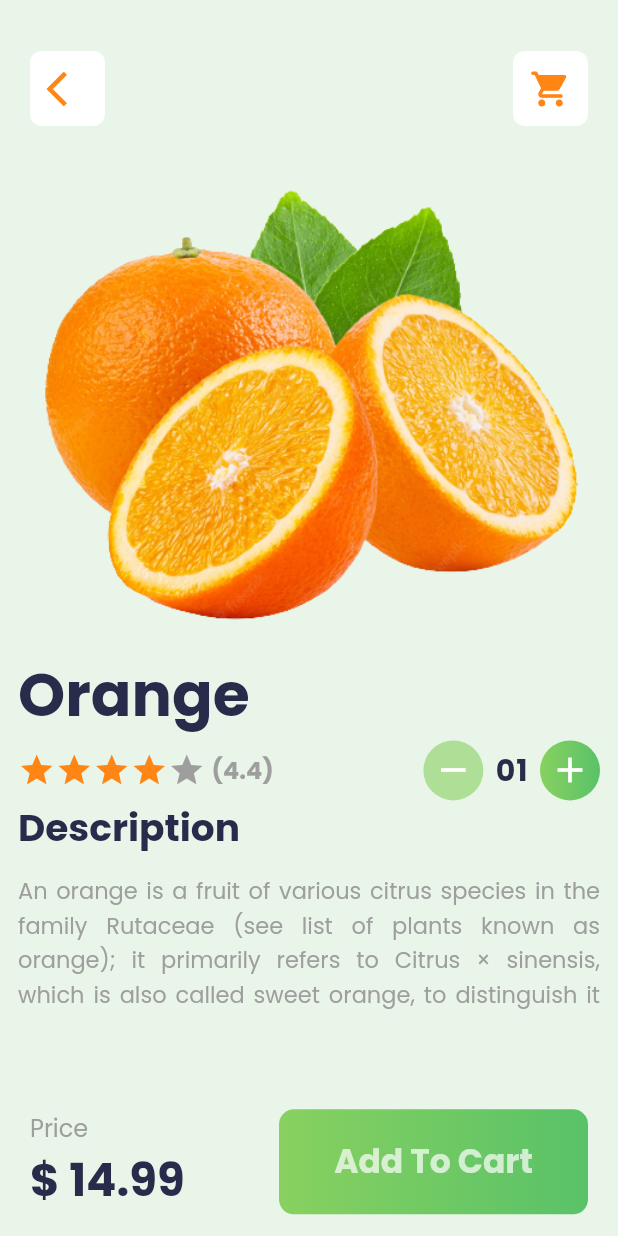
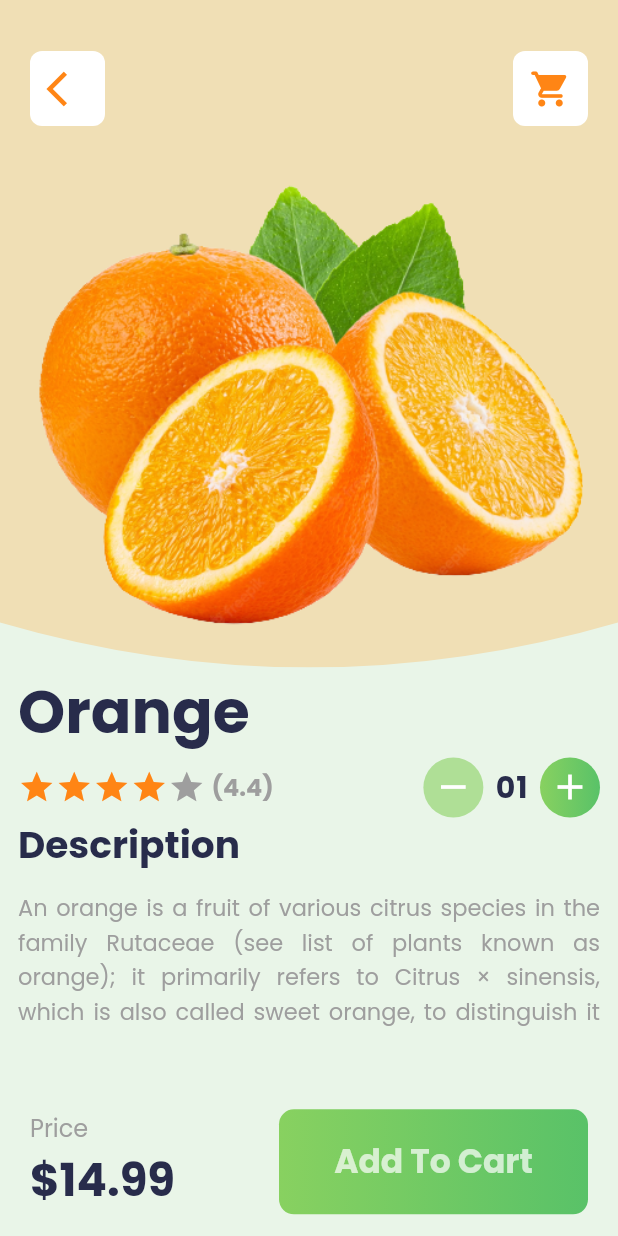
Before and after one commit to mscsapan/Flutter-Daily-Shopping-App, a Flutter app: the HomeScreen screen opened directly, after a tap on "Orange", on a phone screen of 412 x 824 dp. Run offline on Flutter 3.47's test engine with Material 2 defaults, Android fonts, the phone set to English and light mode, and no system bars; our stand-ins replace bloc, equatable, google_fonts, hive, hive_flutter; accounts and stored records are empty.

Commit message:
design completed

```diff
--- a/lib/main.dart
+++ b/lib/main.dart
@@ -1,8 +1,6 @@
-import 'package:daily_shopping/src/screens/home_screen.dart';
+import 'package:daily_shopping/src/screens/welcome_screen.dart';
 import 'package:flutter/material.dart';
 import 'package:hive_flutter/hive_flutter.dart';
-
-import 'src/screens/welcome_screen.dart';
 
 void main() {
   Hive.initFlutter();
@@ -10,7 +8,7 @@ void main() {
   await Hive.openBox(ProductDatabase().boxName);*/
   runApp(
     const MaterialApp(
-      home: HomeScreen(),
+      home: WelcomeScreen(),
       debugShowCheckedModeBanner: false,
     ),
   );
--- a/lib/src/screens/detail_screen.dart
+++ b/lib/src/screens/detail_screen.dart
@@ -1,5 +1,7 @@
 import 'package:daily_shopping/src/constants/constants.dart';
 import 'package:daily_shopping/src/models/product_model.dart';
+import 'package:daily_shopping/src/views/custom_clipper.dart';
+import 'package:daily_shopping/src/views/heading_text.dart';
 import 'package:flutter/material.dart';
 import 'package:google_fonts/google_fonts.dart';
 
@@ -47,23 +49,29 @@ class DetailScreen extends StatelessWidget {
     final _size = MediaQuery.of(context).size;
     return Scaffold(
       backgroundColor: backgroundOnboard,
-      body: Padding(
-        padding: const EdgeInsets.symmetric(horizontal: 12.0),
-        child: SizedBox(
+      body: SizedBox(
         height: _size.height,
         width: _size.width,
         child: Column(
           crossAxisAlignment: CrossAxisAlignment.start,
           children: [
+            ClipPath(
+              clipper: DetailImageClipper(),
+              child: Container(
+                height: _size.height * 0.54,
+                width: _size.width,
+                color: product.color!.withOpacity(0.3),
+                child: Column(
+                  children: [
                     const SizedBox(height: 14.0),
                     Padding(
-                padding:
-                    const EdgeInsets.symmetric(horizontal: 8.0, vertical: 20.0),
+                      padding: const EdgeInsets.symmetric(
+                          horizontal: 20.0, vertical: 20.0),
                       child: Row(
                         mainAxisAlignment: MainAxisAlignment.spaceBetween,
                         children: [
-                    iconContainer(
-                        Icons.arrow_back_ios, () => Navigator.pop(context)),
+                          iconContainer(Icons.arrow_back_ios,
+                              () => Navigator.pop(context)),
                           iconContainer(Icons.shopping_cart_rounded),
                         ],
                       ),
@@ -85,14 +93,16 @@ class DetailScreen extends StatelessWidget {
                         ),
                       ),
                     ),
-              Text(
-                product.name!,
-                style: GoogleFonts.poppins(
-                  fontSize: 40.0,
-                  color: darkblue,
-                  fontWeight: FontWeight.bold,
+                  ],
                 ),
               ),
+            ),
+            Container(
+              padding: const EdgeInsets.symmetric(horizontal: 12.0),
+              child: Column(
+                crossAxisAlignment: CrossAxisAlignment.start,
+                children: [
+                  HeadingText(headingText: '${product.name}', textSize: 40.0),
                   Row(
                     mainAxisAlignment: MainAxisAlignment.spaceBetween,
                     children: [
@@ -126,7 +136,7 @@ class DetailScreen extends StatelessWidget {
                           Container(
                             margin: const EdgeInsets.symmetric(horizontal: 8.0),
                             child: Text(
-                          '01'.padLeft(2, '0'),
+                              '1'.padLeft(2, '0'),
                               style: GoogleFonts.poppins(
                                 fontSize: 20.0,
                                 color: darkblue,
@@ -140,14 +150,7 @@ class DetailScreen extends StatelessWidget {
                       ),
                     ],
                   ),
-              Text(
-                'Description',
-                style: GoogleFonts.poppins(
-                  fontSize: 25.0,
-                  color: darkblue,
-                  fontWeight: FontWeight.bold,
-                ),
-              ),
+                  const HeadingText(headingText: 'Description', textSize: 25.0),
                   const SizedBox(height: 12.0),
                   Text(
                     product.description!,
@@ -160,6 +163,8 @@ class DetailScreen extends StatelessWidget {
                   ),
                 ],
               ),
+            )
+          ],
         ),
       ),
       bottomNavigationBar: Container(
@@ -179,14 +184,7 @@ class DetailScreen extends StatelessWidget {
                   style:
                       GoogleFonts.poppins(color: Colors.grey, fontSize: 16.0),
                 ),
-                Text(
-                  '\$ ${product.price}',
-                  style: GoogleFonts.poppins(
-                    color: darkblue,
-                    fontWeight: FontWeight.bold,
-                    fontSize: 30.0,
-                  ),
-                ),
+                HeadingText(headingText: '\$${product.price}', textSize: 30.0),
               ],
             ),
             Container(
--- a/lib/src/screens/home_screen.dart
+++ b/lib/src/screens/home_screen.dart
@@ -1,16 +1,25 @@
 import 'package:daily_shopping/src/constants/constants.dart';
-import 'package:daily_shopping/src/list/category_list.dart';
-import 'package:daily_shopping/src/screens/detail_screen.dart';
+import 'package:daily_shopping/src/list/product_list.dart';
+import 'package:daily_shopping/src/models/product_model.dart';
 import 'package:daily_shopping/src/views/bottom_nav_bar.dart';
 import 'package:daily_shopping/src/views/category_list.dart';
 import 'package:daily_shopping/src/views/recent_shop.dart';
+import 'package:daily_shopping/src/views/search_field.dart';
 import 'package:flutter/material.dart';
 import 'package:flutter/services.dart';
 import 'package:google_fonts/google_fonts.dart';
 
-class HomeScreen extends StatelessWidget {
+import '../views/heading_text.dart';
+import '../views/product_list.dart';
+
+class HomeScreen extends StatefulWidget {
   const HomeScreen({Key? key}) : super(key: key);
 
+  @override
+  State<HomeScreen> createState() => _HomeScreenState();
+}
+
+class _HomeScreenState extends State<HomeScreen> {
   TextStyle titleStyle() {
     return GoogleFonts.poppins(
       fontSize: 16.0,
@@ -19,7 +28,6 @@ class HomeScreen extends StatelessWidget {
     );
   }
 
-  final String cat = 'ALL';
   @override
   Widget build(BuildContext context) {
     SystemChrome.setEnabledSystemUIMode(SystemUiMode.manual, overlays: []);
@@ -47,7 +55,7 @@ class HomeScreen extends StatelessWidget {
                         style: titleStyle(),
                       ),
                       Text(
-                        'Love Bird',
+                        'Alia Vhatt',
                         style: titleStyle()
                             .copyWith(fontSize: 20.0, color: Colors.black),
                       ),
@@ -68,104 +76,10 @@ class HomeScreen extends StatelessWidget {
                 ],
               ),
             ),
-            Row(
-              children: [
-                Flexible(
-                  child: Container(
-                    height: _size.height * 0.08,
-                    alignment: Alignment.center,
-                    padding: const EdgeInsets.symmetric(horizontal: 10.0),
-                    margin: const EdgeInsets.symmetric(
-                        vertical: 12.0, horizontal: 6.0),
-                    decoration: BoxDecoration(
-                        color: Colors.white70,
-                        borderRadius: BorderRadius.circular(12.0)),
-                    child: TextField(
-                      decoration: InputDecoration(
-                          border: InputBorder.none,
-                          enabled: false,
-                          enabledBorder: InputBorder.none,
-                          focusedBorder: InputBorder.none,
-                          hintText: 'Search Grocery..',
-                          hintStyle: GoogleFonts.poppins(
-                            color: Colors.grey,
-                            fontSize: 16.0,
-                          ),
-                          prefixIcon: const Icon(
-                            Icons.search,
-                            size: 28.0,
-                            color: Colors.grey,
-                          )),
-                    ),
-                  ),
-                ),
-                const SizedBox(width: 10.0),
-                Container(
-                  height: 60.0,
-                  width: 60.0,
-                  padding: const EdgeInsets.all(15.0),
-                  alignment: Alignment.center,
-                  decoration: BoxDecoration(
-                      color: Colors.grey.withOpacity(0.4),
-                      borderRadius: BorderRadius.circular(10.0)),
-                  child: Icon(
-                    Icons.tune_rounded,
-                    size: 28.0,
-                    color: Colors.green[900],
-                  ),
-                ),
-              ],
-            ),
-            SingleChildScrollView(
-              scrollDirection: Axis.horizontal,
-              child: Row(
-                children: List.generate(
-                  categories.length,
-                  (index) => SizedBox(
-                    height: 50.0,
-                    child: Padding(
-                      padding: const EdgeInsets.symmetric(horizontal: 12.0),
-                      child: Column(
-                        mainAxisAlignment: MainAxisAlignment.spaceEvenly,
-                        children: [
-                          Text(
-                            categories[index],
-                            style: GoogleFonts.poppins(
-                              fontWeight: cat == categories[index]
-                                  ? FontWeight.bold
-                                  : FontWeight.normal,
-                              color: cat == categories[index]
-                                  ? Colors.green[900]
-                                  : Colors.grey,
-                              fontSize: 16.0,
-                            ),
-                          ),
-                          Container(
-                            height: 10.0,
-                            width: 10.0,
-                            decoration: BoxDecoration(
-                              color: cat == categories[index]
-                                  ? Colors.green[900]
-                                  : Colors.transparent,
-                              shape: BoxShape.circle,
-                            ),
-                          ),
-                        ],
-                      ),
-                    ),
-                  ),
-                ),
-              ),
-            ),
+            const SearchField(),
+            const CategoryProduct(),
             const CategoryList(),
-            Text(
-              'Recent Shop',
-              style: GoogleFonts.poppins(
-                fontSize: 24.0,
-                color: darkblue,
-                fontWeight: FontWeight.bold,
-              ),
-            ),
+            const HeadingText(headingText: 'Recent Shop', textSize: 24.0),
             const RecentShop(),
           ],
         ),
--- a/lib/src/screens/welcome_screen.dart
+++ b/lib/src/screens/welcome_screen.dart
@@ -1,4 +1,5 @@
 import 'package:daily_shopping/src/constants/constants.dart';
+import 'package:daily_shopping/src/screens/home_screen.dart';
 import 'package:daily_shopping/src/views/custom_clipper.dart';
 import 'package:flutter/cupertino.dart';
 import 'package:flutter/material.dart';
@@ -47,7 +48,13 @@ class WelcomeScreen extends StatelessWidget {
                     color: Colors.grey,
                   ),
                 ),
-                Container(
+                GestureDetector(
+                  onTap: () => Navigator.of(context).push(
+                    MaterialPageRoute(
+                      builder: (context) => const HomeScreen(),
+                    ),
+                  ),
+                  child: Container(
                     height: 60.0,
                     width: _size.width * 0.6,
                     margin: const EdgeInsets.only(top: 30.0),
@@ -65,6 +72,7 @@ class WelcomeScreen extends StatelessWidget {
                           color: Colors.white70),
                     ),
                   ),
+                ),
               ],
             ),
           ),
--- a/lib/src/views/category_list.dart
+++ b/lib/src/views/category_list.dart
@@ -1,6 +1,7 @@
 import 'package:daily_shopping/src/constants/constants.dart';
 import 'package:daily_shopping/src/list/product_list.dart';
 import 'package:daily_shopping/src/models/product_model.dart';
+import 'package:daily_shopping/src/views/heading_text.dart';
 import 'package:flutter/material.dart';
 import 'package:google_fonts/google_fonts.dart';
 
@@ -8,6 +9,7 @@ import '../screens/detail_screen.dart';
 
 class CategoryList extends StatelessWidget {
   const CategoryList({Key? key}) : super(key: key);
+
   @override
   Widget build(BuildContext context) {
     final _size = MediaQuery.of(context).size;
@@ -21,12 +23,12 @@ class CategoryList extends StatelessWidget {
           children: List.generate(
             products.length,
             (index) {
-              final Product product = products[index];
+              final Product _product = products[index];
               return GestureDetector(
                 onTap: () => Navigator.push(
                   context,
                   MaterialPageRoute(
-                    builder: (context) => DetailScreen(product: product),
+                    builder: (context) => DetailScreen(product: _product),
                   ),
                 ),
                 child: Container(
@@ -59,15 +61,15 @@ class CategoryList extends StatelessWidget {
                                       BoxShadow(
                                         blurRadius: 30.0,
                                         spreadRadius: 15.0,
-                                        color: product.color!,
+                                        color: _product.color!,
                                       )
                                     ]),
                               ),
                             ),
                             Hero(
-                              tag: product,
+                              tag: _product,
                               child: Image.asset(
-                                product.image!,
+                                _product.image!,
                               ),
                             ),
                           ],
@@ -80,19 +82,15 @@ class CategoryList extends StatelessWidget {
                           Column(
                             crossAxisAlignment: CrossAxisAlignment.start,
                             children: [
+                              HeadingText(
+                                  headingText: '${_product.name}',
+                                  textSize: 20.0),
                               Text(
-                                product.name!,
-                                style: GoogleFonts.poppins(
-                                    fontWeight: FontWeight.bold,
-                                    fontSize: 20.0,
-                                    color: darkblue),
-                              ),
-                              Text(
-                                product.category!,
+                                _product.category!,
                                 style: GoogleFonts.poppins(color: Colors.grey),
                               ),
                               Text(
-                                '\$ ${product.price}',
+                                '\$ ${_product.price}',
                                 style: GoogleFonts.poppins(
                                   color: green,
                                   fontWeight: FontWeight.bold,
@@ -103,7 +101,7 @@ class CategoryList extends StatelessWidget {
                           ),
                           const Spacer(),
                           GestureDetector(
-                            onTap: () => debugPrint(product.name),
+                            onTap: () => debugPrint(_product.name),
                             child: Container(
                               height: 60.0,
                               width: 60.0,
--- a/lib/src/views/custom_clipper.dart
+++ b/lib/src/views/custom_clipper.dart
@@ -15,3 +15,21 @@ class PictureClipper extends CustomClipper<Path> {
   @override
   bool shouldReclip(covariant CustomClipper<Path> oldClipper) => false;
 }
+
+class DetailImageClipper extends CustomClipper<Path> {
+  @override
+  Path getClip(Size size) {
+    Path path = Path();
+    path.lineTo(0, size.height - 30.0);
+    path.quadraticBezierTo(
+        size.width / 2.0, size.height + 30.0, size.width, size.height - 30.0);
+    path.lineTo(size.width, 0);
+    path.close();
+    return path;
+  }
+
+  @override
+  bool shouldReclip(covariant CustomClipper<Path> oldClipper) {
+    return false;
+  }
+}
--- /dev/null
+++ b/lib/src/views/heading_text.dart
@@ -0,0 +1,24 @@
+import 'package:flutter/material.dart';
+import 'package:google_fonts/google_fonts.dart';
+
+import '../constants/constants.dart';
+
+class HeadingText extends StatelessWidget {
+  const HeadingText(
+      {Key? key, required this.headingText, required this.textSize})
+      : super(key: key);
+  final String headingText;
+  final double textSize;
+
+  @override
+  Widget build(BuildContext context) {
+    return Text(
+      headingText,
+      style: GoogleFonts.poppins(
+        fontSize: textSize,
+        color: darkblue,
+        fontWeight: FontWeight.bold,
+      ),
+    );
+  }
+}
--- /dev/null
+++ b/lib/src/views/product_list.dart
@@ -0,0 +1,55 @@
+import 'package:flutter/material.dart';
+import 'package:google_fonts/google_fonts.dart';
+
+import '../list/category_list.dart';
+
+class CategoryProduct extends StatelessWidget {
+  const CategoryProduct({Key? key}) : super(key: key);
+  final String cat = 'ALL';
+
+  @override
+  Widget build(BuildContext context) {
+    // final _size = MediaQuery.of(context).size;
+    return SingleChildScrollView(
+      scrollDirection: Axis.horizontal,
+      child: Row(
+        children: List.generate(
+          categories.length,
+          (index) => SizedBox(
+            height: 50.0,
+            child: Padding(
+              padding: const EdgeInsets.symmetric(horizontal: 12.0),
+              child: Column(
+                mainAxisAlignment: MainAxisAlignment.spaceEvenly,
+                children: [
+                  Text(
+                    categories[index],
+                    style: GoogleFonts.poppins(
+                      fontWeight: cat == categories[index]
+                          ? FontWeight.bold
+                          : FontWeight.normal,
+                      color: cat == categories[index]
+                          ? Colors.green[900]
+                          : Colors.grey,
+                      fontSize: 16.0,
+                    ),
+                  ),
+                  Container(
+                    height: 10.0,
+                    width: 10.0,
+                    decoration: BoxDecoration(
+                      color: cat == categories[index]
+                          ? Colors.green[900]
+                          : Colors.transparent,
+                      shape: BoxShape.circle,
+                    ),
+                  ),
+                ],
+              ),
+            ),
+          ),
+        ),
+      ),
+    );
+  }
+}
--- a/lib/src/views/recent_shop.dart
+++ b/lib/src/views/recent_shop.dart
@@ -1,6 +1,7 @@
 import 'package:daily_shopping/src/constants/constants.dart';
 import 'package:daily_shopping/src/list/recent_product_list.dart';
 import 'package:daily_shopping/src/models/recent_model.dart';
+import 'package:daily_shopping/src/views/heading_text.dart';
 import 'package:flutter/material.dart';
 import 'package:google_fonts/google_fonts.dart';
 
@@ -46,13 +47,9 @@ class RecentShop extends StatelessWidget {
                           crossAxisAlignment: CrossAxisAlignment.start,
                           mainAxisAlignment: MainAxisAlignment.center,
                           children: [
-                            Text(
-                              product.product!.name!,
-                              style: GoogleFonts.poppins(
-                                  fontWeight: FontWeight.bold,
-                                  fontSize: 20.0,
-                                  color: darkblue),
-                            ),
+                            HeadingText(
+                                headingText: '${product.product!.name}',
+                                textSize: 22.0),
                             const SizedBox(height: 12.0),
                             Text(
                               product.product!.category!,
--- /dev/null
+++ b/lib/src/views/search_field.dart
@@ -0,0 +1,58 @@
+import 'package:flutter/material.dart';
+import 'package:google_fonts/google_fonts.dart';
+
+class SearchField extends StatelessWidget {
+  const SearchField({Key? key}) : super(key: key);
+
+  @override
+  Widget build(BuildContext context) {
+    final _size = MediaQuery.of(context).size;
+    return Row(
+      children: [
+        Flexible(
+          child: Container(
+            height: _size.height * 0.08,
+            alignment: Alignment.center,
+            padding: const EdgeInsets.symmetric(horizontal: 10.0),
+            margin: const EdgeInsets.symmetric(vertical: 12.0, horizontal: 6.0),
+            decoration: BoxDecoration(
+                color: Colors.white70,
+                borderRadius: BorderRadius.circular(12.0)),
+            child: TextField(
+              decoration: InputDecoration(
+                  border: InputBorder.none,
+                  enabled: false,
+                  enabledBorder: InputBorder.none,
+                  focusedBorder: InputBorder.none,
+                  hintText: 'Search Grocery..',
+                  hintStyle: GoogleFonts.poppins(
+                    color: Colors.grey,
+                    fontSize: 16.0,
+                  ),
+                  prefixIcon: const Icon(
+                    Icons.search,
+                    size: 28.0,
+                    color: Colors.grey,
+                  )),
+            ),
+          ),
+        ),
+        const SizedBox(width: 10.0),
+        Container(
+          height: 60.0,
+          width: 60.0,
+          padding: const EdgeInsets.all(15.0),
+          alignment: Alignment.center,
+          decoration: BoxDecoration(
+              color: Colors.grey.withOpacity(0.4),
+              borderRadius: BorderRadius.circular(10.0)),
+          child: Icon(
+            Icons.tune_rounded,
+            size: 28.0,
+            color: Colors.green[900],
+          ),
+        ),
+      ],
+    );
+  }
+}
```
Also changed, not shown: ss/ss1.png (added), ss/ss2.png (added), ss/ss3.png (added). Lines whose indentation alone changed are shown as unchanged.
